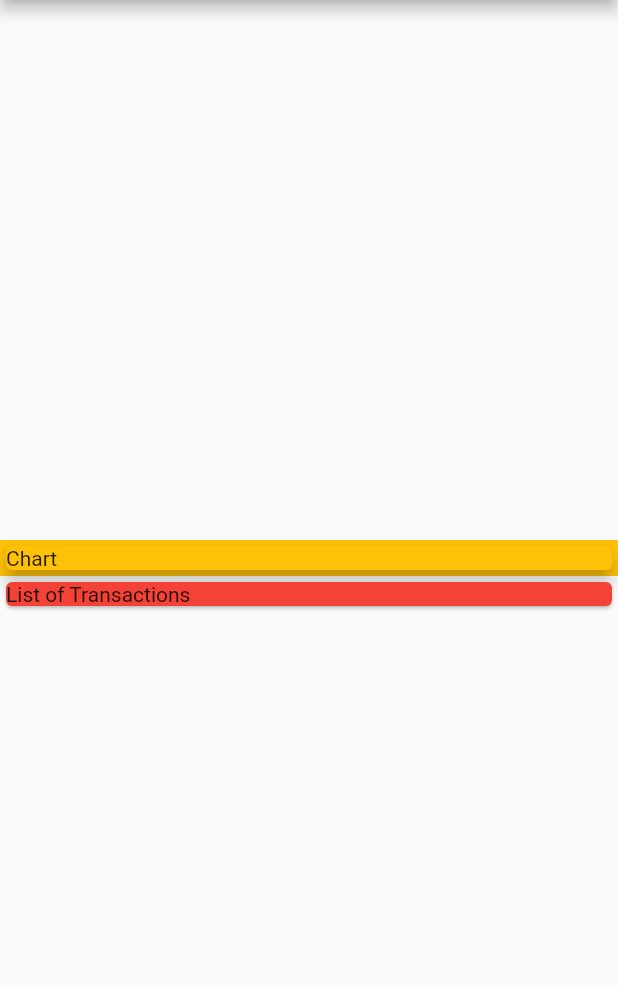
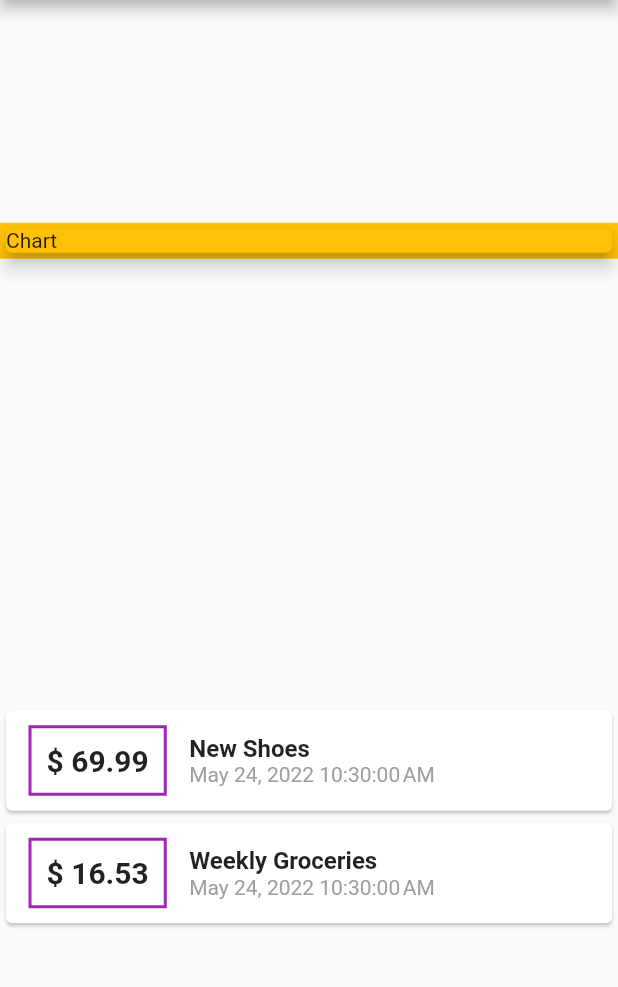
Before and after one commit to SowreRajan-dev/Expanse-planner, a Flutter app: the screen it shows after launch, on a phone screen of 412 x 824 dp, the part 84-1071 px from its top. Run offline on Flutter 3.47's test engine with Material 2 defaults, Android fonts, the phone set to English and light mode, and no system bars.

Commit message:
transactions styling

```diff
--- a/lib/main.dart
+++ b/lib/main.dart
@@ -1,5 +1,6 @@
 import 'package:flutter/material.dart';
 import "./transaction.dart";
+import 'package:intl/intl.dart';
 
 void main() => runApp(MyApp());
 
@@ -14,7 +15,7 @@ class MyApp extends StatelessWidget {
 }
 
 class MyHomePage extends StatelessWidget {
-  final List<Transaction> transaction = [
+  final List<Transaction> transactions = [
     Transaction(
       id: 't1',
       title: 'New Shoes',
@@ -35,11 +36,10 @@ class MyHomePage extends StatelessWidget {
           title: Text("Expanse planner"),
         ),
         body: Column(
-            mainAxisAlignment: MainAxisAlignment.center,
-            crossAxisAlignment: CrossAxisAlignment.stretch,
+            mainAxisAlignment: MainAxisAlignment.spaceAround,
             children: <Widget>[
               Container(
-                width: 100,
+                width: double.infinity,
                 color: Colors.amber,
                 child: Card(
                   child: Text('Chart'),
@@ -47,10 +47,43 @@ class MyHomePage extends StatelessWidget {
                   elevation: 5,
                 ),
               ),
-              Card(
-                color: Colors.red,
-                child: Text("List of Transactions"),
-              ),
+              Column(
+                  children: transactions.map((tx) {
+                return Card(
+                  child: Row(children: <Widget>[
+                    Container(
+                      margin: EdgeInsets.symmetric(
+                        vertical: 10,
+                        horizontal: 15,
+                      ),
+                      decoration: BoxDecoration(
+                        border: Border.all(
+                          color: Colors.purple,
+                          width: 2,
+                        ),
+                      ),
+                      padding: EdgeInsets.all(10),
+                      child: Text(
+                        '\$ ${tx.amount}',
+                        style: TextStyle(
+                            fontWeight: FontWeight.bold, fontSize: 20),
+                      ),
+                    ),
+                    Column(
+                      crossAxisAlignment: CrossAxisAlignment.start,
+                      children: <Widget>[
+                        Text(
+                          tx.title,
+                          style: TextStyle(
+                              fontSize: 16, fontWeight: FontWeight.bold),
+                        ),
+                        Text(DateFormat().format(tx.date),
+                            style: TextStyle(color: Colors.grey)),
+                      ],
+                    )
+                  ]),
+                );
+              }).toList())
             ]));
   }
 }
--- a/pubspec.yaml
+++ b/pubspec.yaml
@@ -34,6 +34,7 @@ dependencies:
   # The following adds the Cupertino Icons font to your application.
   # Use with the CupertinoIcons class for iOS style icons.
   cupertino_icons: ^1.0.2
+  intl: ^0.17.0
 
 dev_dependencies:
   flutter_test:
```
Also changed, not shown: pubspec.lock.
